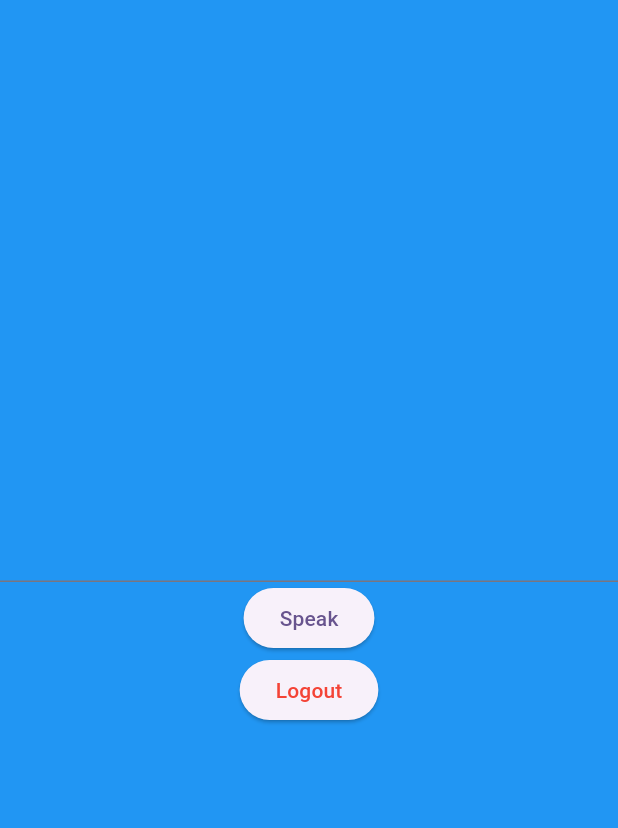
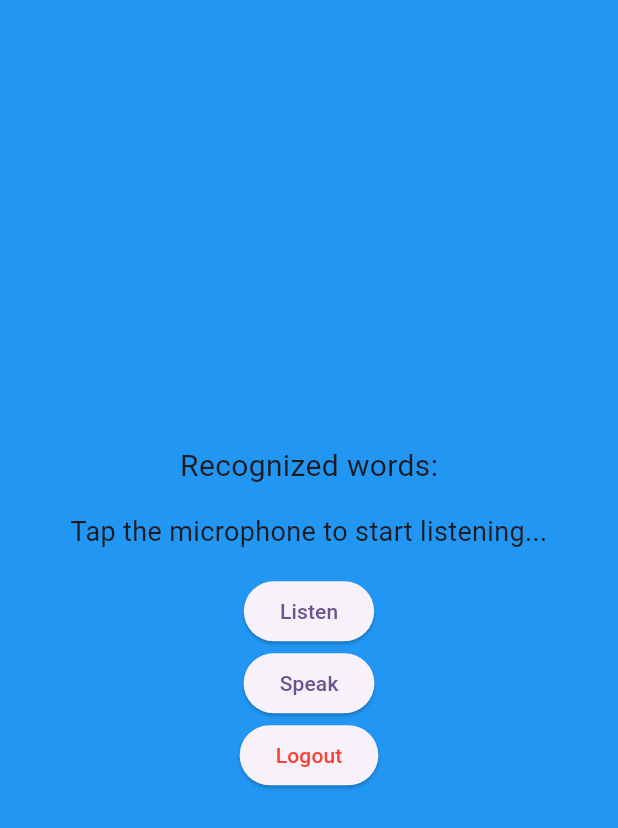
Before and after one commit to Abhirag-pn/eby-ai, a Flutter app: the screen it shows after launch, on a phone screen of 412 x 824 dp. Shown: the top 828 px of the screen. Run offline on Flutter 3.47's test engine with Material 3 defaults, Android fonts, the phone set to English and light mode, and no system bars; our stand-ins replace audioplayers, firebase_auth, firebase_core, flutter_tts, google_sign_in, logger and 2 more; missing offline and left inert: porcupine_flutter; accounts and stored records are empty.

Commit message:
stt added

```diff
--- a/lib/pages/homepage.dart
+++ b/lib/pages/homepage.dart
@@ -2,12 +2,12 @@ import 'dart:developer';
 
 import 'package:eby/utils/audiohelper.dart';
 import 'package:eby/utils/hotwordmanager.dart';
+import 'package:eby/utils/sttservice.dart';
 import 'package:eby/utils/ttsservice.dart';
 import 'package:firebase_auth/firebase_auth.dart';
 import 'package:flutter/material.dart';
 import 'package:logger/web.dart';
 import 'package:provider/provider.dart';
-
 
 class Homepage extends StatefulWidget {
   const Homepage({super.key});
@@ -17,9 +17,8 @@ class Homepage extends StatefulWidget {
 }
 
 class _HomepageState extends State<Homepage> {
-  final _speechController=TextEditingController();
-  late final ttsService ;
-  bool isInitialised=false;
+  late final ttsService;
+  bool isInitialised = false;
   // bool isActive = false;
   // late HotwordManager _hotwordManager;
 
@@ -29,8 +28,6 @@ class _HomepageState extends State<Homepage> {
   //     isActive = !isActive;
   //   });
   // }
-
-
 
   @override
   void initState() {
@@ -48,31 +45,61 @@ class _HomepageState extends State<Homepage> {
 
   @override
   Widget build(BuildContext context) {
+    final speechService = Provider.of<SpeechToTextService>(context);
     return Scaffold(
         backgroundColor: Colors.blue,
-      body: Column(
+        body: Center(
+          child: Column(
             mainAxisSize: MainAxisSize.max,
             mainAxisAlignment: MainAxisAlignment.center,
             crossAxisAlignment: CrossAxisAlignment.center,
             children: [
-          TextField(
-            controller: _speechController,
+
+               const Text('Recognized words:', style: TextStyle(fontSize: 20.0)),
+              Padding(
+                padding: const EdgeInsets.all(16.0),
+                child: Text(
+                  speechService.isListening
+                      ? speechService.lastWords
+                      : speechService.speechEnabled
+                          ? 'Tap the microphone to start listening...'
+                          : 'Speech not available',
+                  style: const TextStyle(fontSize: 18.0),
+                  textAlign: TextAlign.center,
                 ),
-          ElevatedButton(onPressed: (){
+              ),
+              ElevatedButton(
+                  onPressed: () {
+                    log("Listen licked");
+                     if (speechService.isListening) {
+                    speechService.stopListening();
+                  } else {
+                    speechService.startListening();
+                  }
+                  },
+                  child: Text("Listen")),
+                   ElevatedButton(
+                  onPressed: () {
                     log("clicked");
-           Provider.of<TtsService>(context,listen: false).speak(_speechController.text);
-          }, child: Text("Speak")),
-          ElevatedButton(onPressed: ()async{
-            try{
+                    Provider.of<TtsService>(context, listen: false)
+                        .speak(speechService.lastWords);
+                  },
+                  child: Text("Speak")),
+              ElevatedButton(
+                  onPressed: () async {
+                    try {
                       AudioHelper.instance.resumeMusic();
                       await FirebaseAuth.instance.signOut();
-            }catch (e){
+                    } catch (e) {
                       Logger().d(e.toString());
                     }
-
-          }, child: Text("Logout",style: TextStyle(color: Colors.red),))
+                  },
+                  child: Text(
+                    "Logout",
+                    style: TextStyle(color: Colors.red),
+                  ))
             ],
-      )
-    );
+          ),
+        ));
   }
 }
--- /dev/null
+++ b/lib/utils/sttservice.dart
@@ -0,0 +1,40 @@
+import 'package:flutter/foundation.dart';
+import 'package:speech_to_text/speech_recognition_result.dart';
+import 'package:speech_to_text/speech_to_text.dart';
+
+class SpeechToTextService with ChangeNotifier {
+  final SpeechToText _speechToText = SpeechToText();
+  bool _speechEnabled = false;
+  bool _isListening = false;
+  String _lastWords = '';
+
+  String get lastWords => _lastWords;
+  bool get isListening => _isListening;
+  bool get speechEnabled => _speechEnabled;
+
+  Future<void> initialize() async {
+    _speechEnabled = await _speechToText.initialize();
+    notifyListeners();
+  }
+
+  Future<void> startListening() async {
+    if (_speechEnabled && !_isListening) {
+      _isListening = true;
+      await _speechToText.listen(onResult: _onSpeechResult);
+      notifyListeners();
+    }
+  }
+
+  Future<void> stopListening() async {
+    if (_isListening) {
+      _isListening = false;
+      await _speechToText.stop();
+      notifyListeners();
+    }
+  }
+
+  void _onSpeechResult(SpeechRecognitionResult result) {
+    _lastWords = result.recognizedWords;
+    notifyListeners();
+  }
+}
--- a/pubspec.yaml
+++ b/pubspec.yaml
@@ -44,6 +44,7 @@ dependencies:
   google_sign_in: ^6.2.2
   flutter_tts: ^4.2.0
   provider: ^6.1.2
+  speech_to_text: ^7.0.0
 
 dev_dependencies:
   flutter_test:
```
Also changed, not shown: lib/main.dart (+6 -2 lines), lib/utils/geminiservice.dart (added), pubspec.lock, 2 other files. Lines whose indentation alone changed are shown as unchanged.
